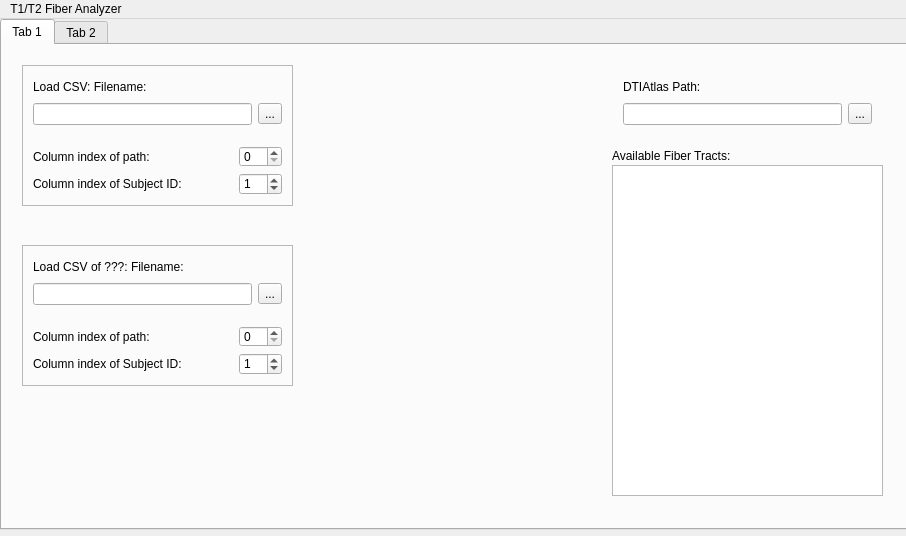
Qt form mainwindow.ui (nintendops/T1T2FiberAnalyzer) before a commit.
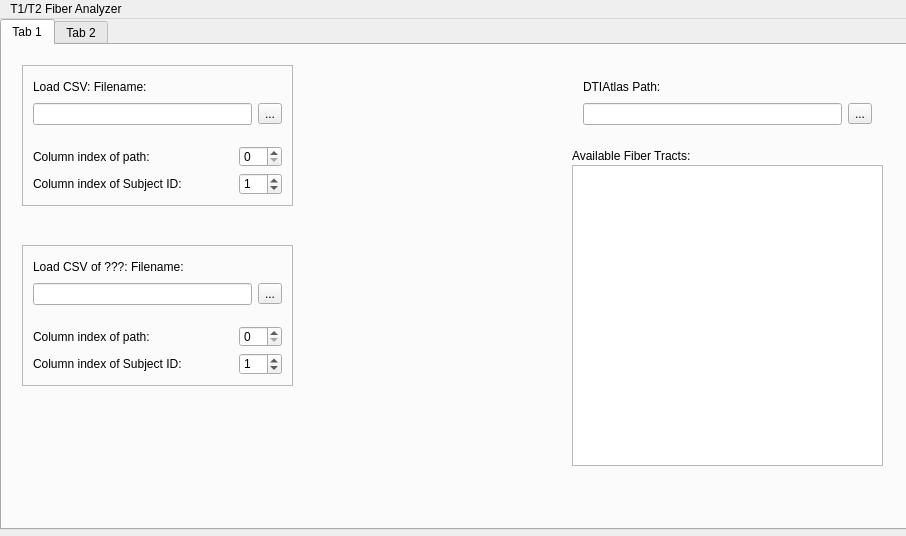
The same form after that commit.

Diff of the .ui file:
```diff
--- a/mainwindow.ui
+++ b/mainwindow.ui
@@ -259,9 +259,9 @@
      <widget class="QWidget" name="verticalLayoutWidget_4">
       <property name="geometry">
        <rect>
-        <x>610</x>
+        <x>570</x>
         <y>20</y>
-        <width>271</width>
+        <width>311</width>
         <height>71</height>
        </rect>
       </property>
@@ -289,20 +289,10 @@
        </item>
       </layout>
      </widget>
-     <widget class="QTableWidget" name="Fiber_Tracts_Table">
-      <property name="geometry">
-       <rect>
-        <x>610</x>
-        <y>120</y>
-        <width>271</width>
-        <height>331</height>
-       </rect>
-      </property>
-     </widget>
      <widget class="QLabel" name="label_2">
       <property name="geometry">
        <rect>
-        <x>610</x>
+        <x>570</x>
         <y>100</y>
         <width>271</width>
         <height>21</height>
@@ -312,6 +302,16 @@
        <string>Available Fiber Tracts:</string>
       </property>
      </widget>
+     <widget class="QTableView" name="Fiber_Tracts_Table">
+      <property name="geometry">
+       <rect>
+        <x>570</x>
+        <y>120</y>
+        <width>311</width>
+        <height>301</height>
+       </rect>
+      </property>
+     </widget>
     </widget>
     <widget class="QWidget" name="tab_2">
      <attribute name="title">
```
